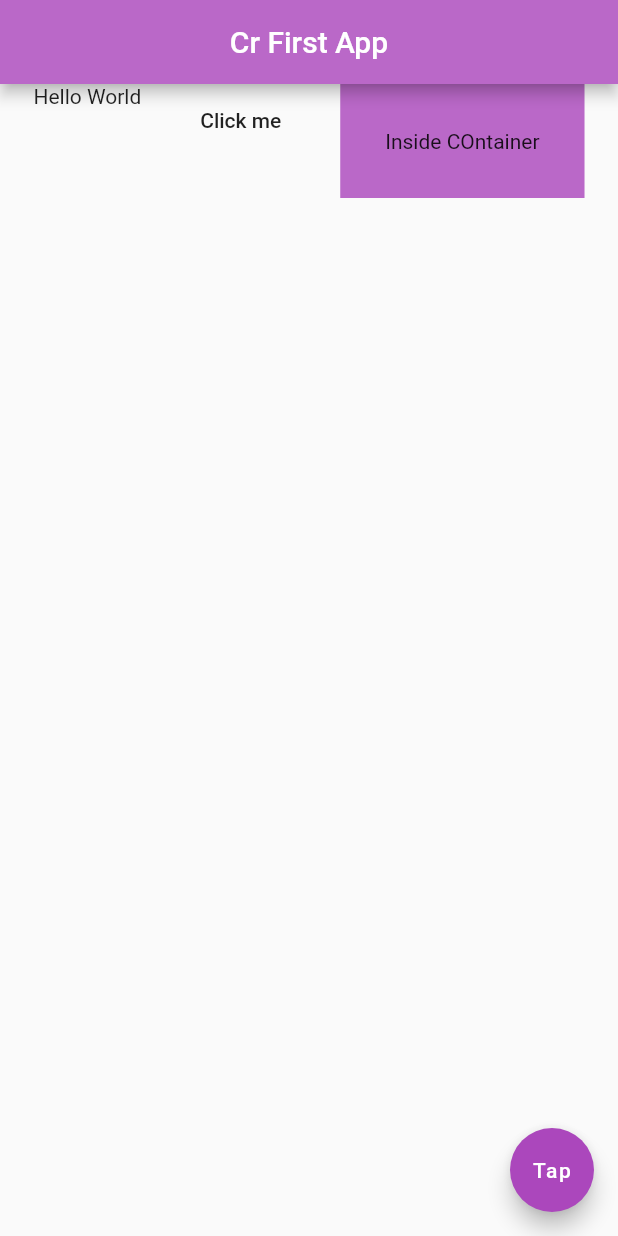
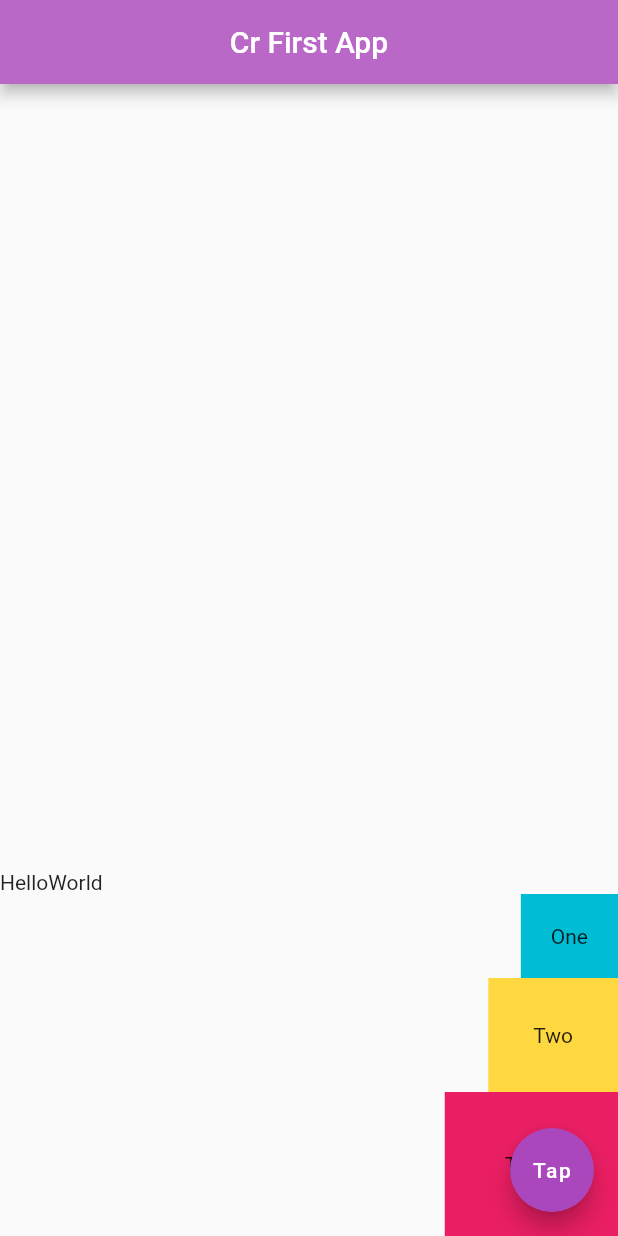
Before and after one commit to rahman9868/Flutter-Beginner, a Flutter app: the screen it shows after launch, on a phone screen of 412 x 824 dp. Run offline on Flutter 3.47's test engine with Material 2 defaults, Android fonts, the phone set to English and light mode, and no system bars.

Commit message:
Flutter-Beginner version 0.0.6
- Column

```diff
--- a/lib/main.dart
+++ b/lib/main.dart
@@ -14,20 +14,31 @@ class Home extends StatelessWidget {
         centerTitle: true,
         backgroundColor: Colors.purple[300],
       ),
-      body: Row(
-        mainAxisAlignment: MainAxisAlignment.spaceEvenly,
-        crossAxisAlignment: CrossAxisAlignment.start,
-        children: <Widget>[
-          Text('Hello World'),
-          FlatButton(
-            onPressed: () {},
-            child: Text('Click me'),
+      body: Column(
+        mainAxisAlignment: MainAxisAlignment.end,
+        crossAxisAlignment: CrossAxisAlignment.end,
+        children: [
+          Row(
+            children: [
+              Text('Hello'),
+              Text('World')
+            ],
           ),
           Container(
-            color: Colors.purple[300],
+            padding: EdgeInsets.all(20.0),
+            color: Colors.cyan,
+            child: Text('One'),
+          ),
+          Container(
             padding: EdgeInsets.all(30.0),
-            child: Text('Inside COntainer'),
-          )
+            color: Colors.amberAccent,
+            child: Text('Two'),
+          ),
+          Container(
+            padding: EdgeInsets.all(40.0),
+            color: Colors.pink,
+            child: Text('Three'),
+          ),
         ],
       ),
       floatingActionButton: FloatingActionButton(
```
Also changed, not shown: 1 other file.
